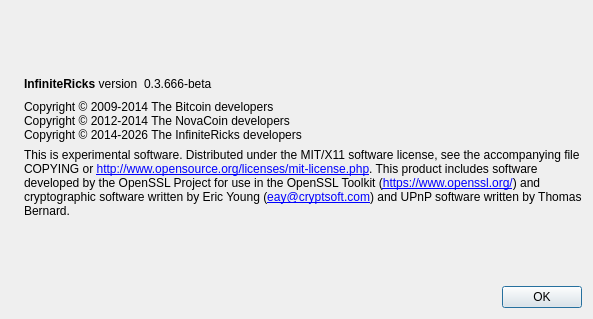
Qt form src/qt/android/forms/aboutdialog.ui (2x2devcode/InfiniteRicks) before a commit.
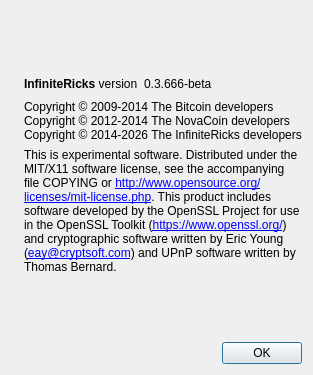
The same form after that commit. Icons and pictures are not drawn.

What changed in the file:
```diff
--- a/src/qt/android/forms/aboutdialog.ui
+++ b/src/qt/android/forms/aboutdialog.ui
@@ -6,8 +6,8 @@
    <rect>
     <x>0</x>
     <y>0</y>
-    <width>593</width>
-    <height>319</height>
+    <width>304</width>
+    <height>375</height>
    </rect>
   </property>
   <property name="windowTitle">
```
Left out of the diff: 6 changed lines with no effect on the pictures.
